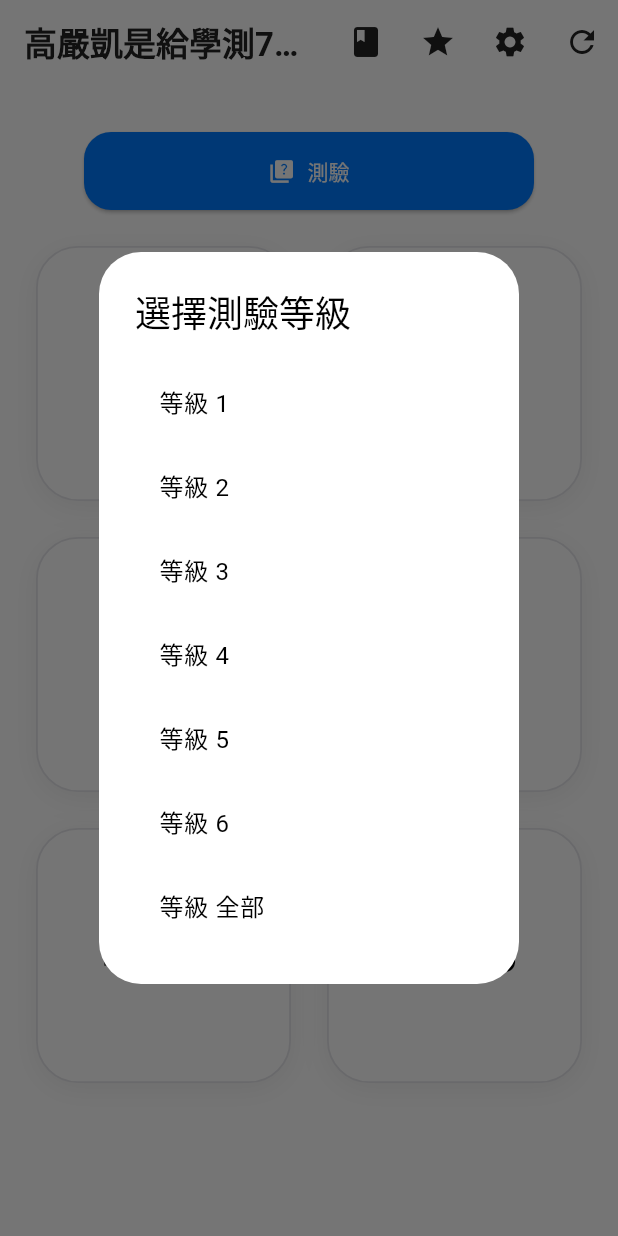
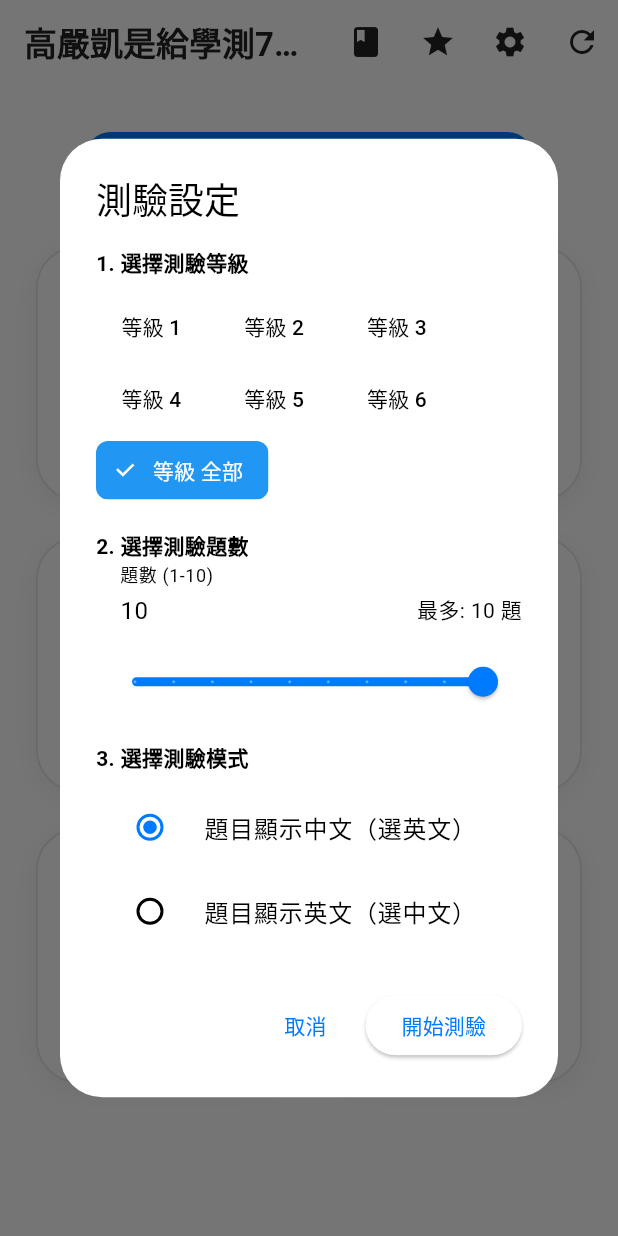
Before and after one commit to tadyzhen/englishapp, a Flutter app: the screen it shows after launch, after a tap on "測驗", on a phone screen of 412 x 824 dp. Run offline on Flutter 3.47's test engine with Material 3 defaults, Android fonts, the phone set to English and light mode, and no system bars; our stand-ins replace flutter_tts, shared_preferences, vibration, webview_flutter; Roboto replaces fonts that are missing (SF Pro Display).

Commit message:
測驗更新

```diff
--- a/lib/main.dart
+++ b/lib/main.dart
@@ -281,55 +281,186 @@ class _LevelSelectPageState extends State<LevelSelectPage> {
     );
   }
 
+  // 取得指定等級的單字數量
+  Future<int> _getWordCountForLevel(String level) async {
+    try {
+      String data = await rootBundle.loadString('assets/words.json');
+      List<dynamic> jsonResult = json.decode(data);
+      List<Word> words = jsonResult.map((item) => Word.fromJson(item)).toList();
+
+      if (level == '全部') {
+        return words.length;
+      }
+      return words.where((word) => word.level == level).length;
+    } catch (e) {
+      if (mounted) {
+        ScaffoldMessenger.of(context).showSnackBar(
+          SnackBar(content: Text('載入單字時發生錯誤: $e')),
+        );
+      }
+      return 10; // Default to 10 questions if there's an error
+    }
+  }
+
   Future<void> _showQuizOptions() async {
     final quizLevels = ['1', '2', '3', '4', '5', '6', '全部'];
-    final selectedLevel = await showDialog<String>(
+    String? selectedLevel = '全部';
+    int questionCount = 10;
+    int maxQuestions = 10;
+    String quizType = 'ch2en';
+    final TextEditingController countController = TextEditingController(text: '10');
+
+    await showDialog(
       context: context,
-      builder: (ctx) => AlertDialog(
-        title: const Text('選擇測驗等級'),
+      builder: (ctx) => StatefulBuilder(
+        builder: (context, setState) {
+          return AlertDialog(
+            title: const Text('測驗設定'),
             content: SingleChildScrollView(
               child: Column(
                 mainAxisSize: MainAxisSize.min,
-            children: quizLevels
-                .map((level) => ListTile(
-                      title: Text('等級 $level'),
-                      onTap: () => Navigator.pop(ctx, level),
-                    ))
-                .toList(),
-          ),
-        ),
-      ),
-    );
-
-    if (selectedLevel == null) return;
-
-    final type = await showDialog<String>(
-      context: context,
-      builder: (ctx) => AlertDialog(
-        title: const Text('選擇題型'),
-        content: Column(
-          mainAxisSize: MainAxisSize.min,
+                crossAxisAlignment: CrossAxisAlignment.start,
                 children: [
-            ListTile(
+                  // 測驗等級選擇
+                  const Text('1. 選擇測驗等級', style: TextStyle(fontWeight: FontWeight.bold)),
+                  const SizedBox(height: 8),
+                  Wrap(
+                    spacing: 8.0,
+                    children: quizLevels.map((level) {
+                      final isSelected = selectedLevel == level;
+                      return FilterChip(
+                        label: Text('等級 $level'),
+                        selected: isSelected,
+                        onSelected: (selected) async {
+                          if (selected) {
+                            selectedLevel = level;
+                            // 更新最大題數
+                            maxQuestions = await _getWordCountForLevel(level);
+                            if (questionCount > maxQuestions) {
+                              questionCount = maxQuestions;
+                              countController.text = questionCount.toString();
+                            }
+                            setState(() {});
+                          }
+                        },
+                      );
+                    }).toList(),
+                  ),
+                  const SizedBox(height: 16),
+
+                  // 題數選擇
+                  const Text('2. 選擇測驗題數', style: TextStyle(fontWeight: FontWeight.bold)),
+                  const SizedBox(height: 8),
+                  Row(
+                    children: [
+                      Expanded(
+                        child: TextField(
+                          controller: countController,
+                          keyboardType: TextInputType.number,
+                          decoration: InputDecoration(
+                            labelText: '題數 (1-$maxQuestions)',
+                            border: const OutlineInputBorder(),
+                            contentPadding: const EdgeInsets.symmetric(horizontal: 12, vertical: 8),
+                          ),
+                          onChanged: (value) {
+                            final count = int.tryParse(value) ?? 0;
+                            if (count > 0 && count <= maxQuestions) {
+                              questionCount = count;
+                            }
+                          },
+                        ),
+                      ),
+                      const SizedBox(width: 16),
+                      Text('最多: $maxQuestions 題'),
+                    ],
+                  ),
+                  Slider(
+                    value: questionCount.toDouble(),
+                    min: 1,
+                    max: maxQuestions.toDouble(),
+                    divisions: maxQuestions - 1,
+                    label: questionCount.toString(),
+                    onChanged: (value) {
+                      questionCount = value.toInt();
+                      countController.text = questionCount.toString();
+                      setState(() {});
+                    },
+                  ),
+                  const SizedBox(height: 16),
+
+                  // 測驗模式選擇
+                  const Text('3. 選擇測驗模式', style: TextStyle(fontWeight: FontWeight.bold)),
+                  const SizedBox(height: 8),
+                  Column(
+                    children: [
+                      RadioListTile<String>(
                         title: const Text('題目顯示中文（選英文）'),
-              onTap: () => Navigator.pop(ctx, 'ch2en'),
-            ),
-            ListTile(
+                        value: 'ch2en',
+                        groupValue: quizType,
+                        onChanged: (value) {
+                          quizType = value!;
+                          setState(() {});
+                        },
+                      ),
+                      RadioListTile<String>(
                         title: const Text('題目顯示英文（選中文）'),
-              onTap: () => Navigator.pop(ctx, 'en2ch'),
-            ),
-          ],
-        ),
-      ),
-    );
-
-    if (type != null) {
+                        value: 'en2ch',
+                        groupValue: quizType,
+                        onChanged: (value) {
+                          quizType = value!;
+                          setState(() {});
+                        },
+                      ),
+                    ],
+                  ),
+                ],
+              ),
+            ),
+            actions: [
+              TextButton(
+                onPressed: () => Navigator.pop(ctx),
+                child: const Text('取消'),
+              ),
+              ElevatedButton(
+                onPressed: () {
+                  if (selectedLevel != null) {
+                    Navigator.pop(ctx, {
+                      'level': selectedLevel,
+                      'count': questionCount,
+                      'type': quizType,
+                    });
+                  }
+                },
+                child: const Text('開始測驗'),
+              ),
+            ],
+          );
+        },
+      ),
+    ).then((result) async {
+      if (result != null) {
+        final level = result['level'] as String;
+        final count = result['count'] as int;
+        final type = result['type'] as String;
+
+        // 檢查題數是否有效
+        final wordCount = await _getWordCountForLevel(level);
+        final finalCount = count > wordCount ? wordCount : count;
+
+        if (!mounted) return;
+
         Navigator.push(
           context,
           MaterialPageRoute(
-            builder: (_) => QuizPage(type: type, level: selectedLevel)),
-      );
-    }
+            builder: (context) => QuizPage(
+              type: type,
+              level: level,
+              questionCount: finalCount,
+            ),
+          ),
+        );
+      }
+    });
   }
 
   Future<List<Word>> _loadWordsForLevel(String level) async {
@@ -1432,7 +1563,13 @@ class _FavoritePageState extends State<FavoritePage> {
 class QuizPage extends StatefulWidget {
   final String type; // 'ch2en' or 'en2ch'
   final String level;
-  const QuizPage({super.key, required this.type, required this.level});
+  final int questionCount;
+  const QuizPage({
+    super.key,
+    required this.type,
+    required this.level,
+    this.questionCount = 10, // Default to 10 if not specified
+  });
   @override
   State<QuizPage> createState() => _QuizPageState();
 }
@@ -1464,7 +1601,11 @@ class _QuizPageState extends State<QuizPage> {
       filteredWords = allWords.where((w) => w.level == widget.level).toList();
     }
     filteredWords.shuffle();
-    quizWords = filteredWords.take(10).toList();
+    // Use the questionCount from widget or default to 10 if not specified
+    final count = widget.questionCount > filteredWords.length
+        ? filteredWords.length
+        : widget.questionCount;
+    quizWords = filteredWords.take(count).toList();
 
     // 預先產生每題的選項
     optionsList = quizWords.map((answer) {
```
Lines whose indentation alone changed are shown as unchanged.
